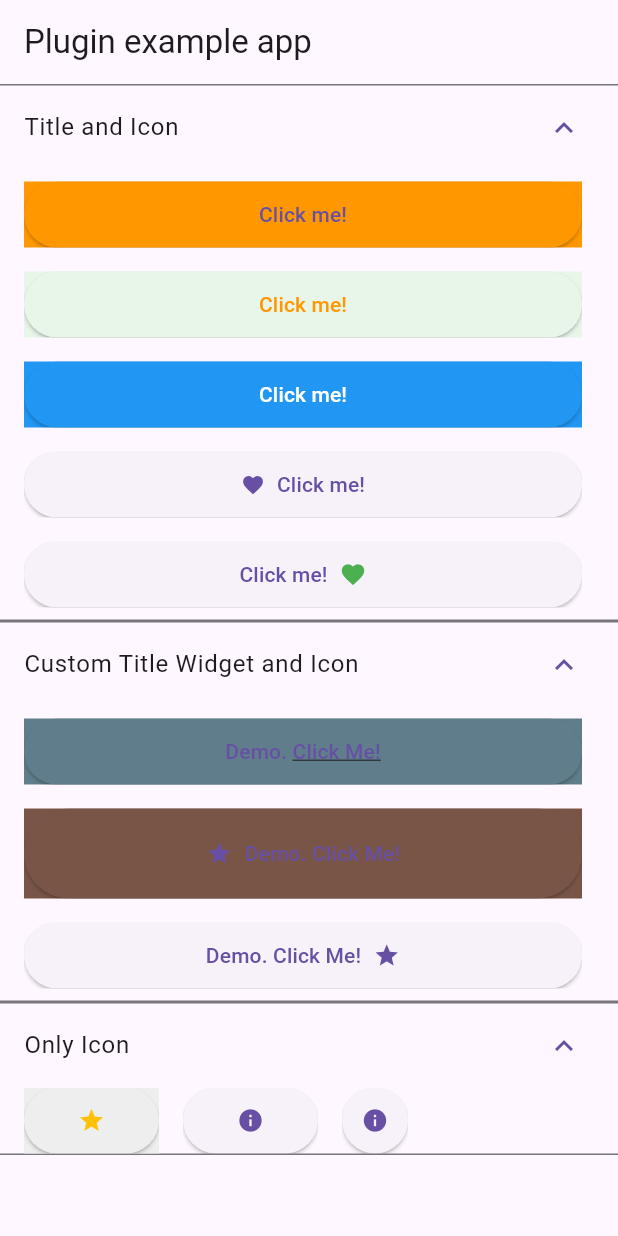
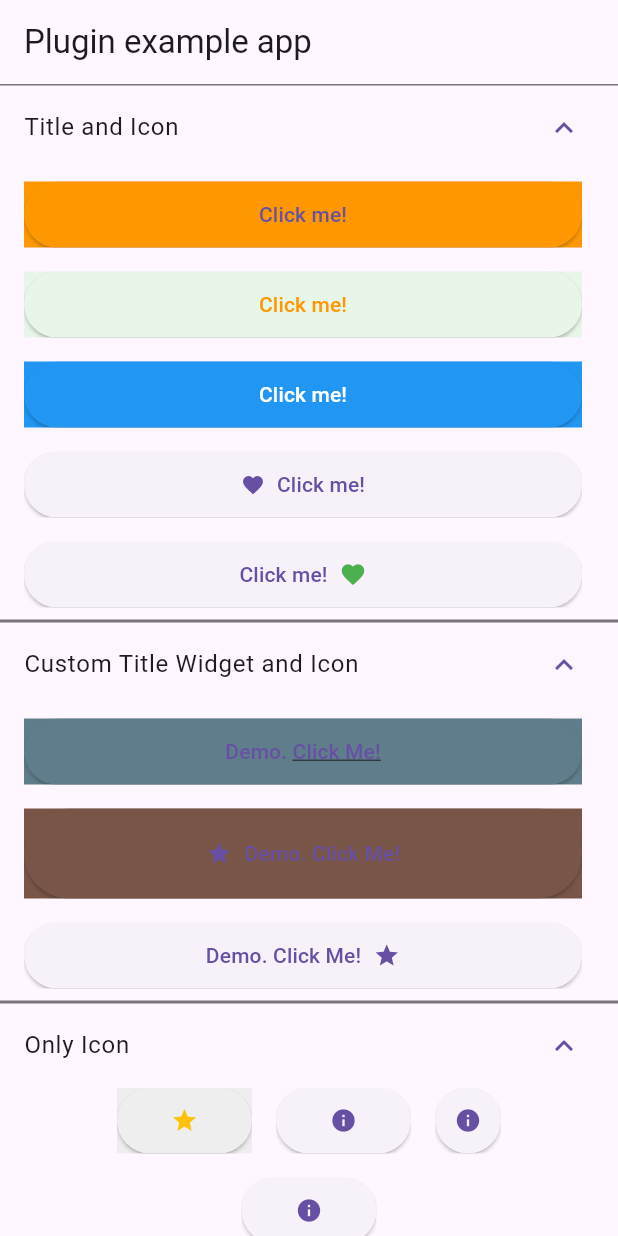
Before and after one commit to hungit36/button-custmize, a Flutter app: the screen it shows after launch, after a tap on "Title and Icon", after a tap on "Custom Title Widget and Icon", after a tap on "Only Icon", on a phone screen of 412 x 824 dp. Run offline on Flutter 3.47's test engine with Material 3 defaults, Android fonts, the phone set to English and light mode, and no system bars.

Commit message:
[imp] center of only icon

```diff
--- a/example/lib/main.dart
+++ b/example/lib/main.dart
@@ -66,6 +66,7 @@ class _MyAppState extends State<MyApp> {
                       title: "Click me!",
                       backgroundColor: Colors.blue,
                       titleTextStyle: const TextStyle(color: Colors.white),
+                      loadingColor: Colors.brown,
                       onTap: (){},
                     ),
                   ),
@@ -77,6 +78,7 @@ class _MyAppState extends State<MyApp> {
                       borderRadius: BorderRadius.circular(8),
                       icon: const Icon(Icons.favorite, size: 16,),
                       iconPosition: IconPosition.left,
+                      loadingColor: Colors.pink,
                       onTap: (){},
                     ),
                   ),
@@ -87,6 +89,7 @@ class _MyAppState extends State<MyApp> {
                       title: "Click me!",
                       icon: const Icon(Icons.favorite, color: Colors.green,),
                       iconPosition: IconPosition.right,
+                      loadingColor: Colors.cyan,
                       onTap: (){},
                     ),
                   ),
@@ -169,7 +172,10 @@ class _MyAppState extends State<MyApp> {
                 children: <Widget>[
                   Padding(
                     padding: const EdgeInsets.symmetric(horizontal: 16),
-                    child: Row(children: [
+                    child: Center(
+                      child: Row(
+                        mainAxisSize: MainAxisSize.min,
+                        children: [
                         ButtonCustomizeWidget(
                           isLoading: _isLoading,
                           backgroundColor: Colors.grey[200],
@@ -202,8 +208,24 @@ class _MyAppState extends State<MyApp> {
                       ],
                       ),
                     ),
+                  ),
+                  const SizedBox(height: 16,),
+                  Center(
+                    child: ButtonCustomizeWidget(
+                        isLoading: _isLoading,
+                        icon: const Icon(Icons.info),
+                        loadingColor: Colors.orange,
+                        iconPosition: IconPosition.center,
+                        onTap: (){
+                          setState(() {
+                            _isLoading = false;
+                          });
+                        },
+                      ),
+                  )
                 ],
               ),
+              const SizedBox(height: 32,),
             ],
           ),
         ),
--- a/lib/button_customize.dart
+++ b/lib/button_customize.dart
@@ -260,7 +260,7 @@ class _WidgetState extends State<ButtonCustomizeWidget> with SingleTickerProvide
             ),
             onPressed: widget.onTap, child: Center(
                 child: Center(
-                  child: widget.width <= widget.height * 2 ? Stack(
+                  child: widget.width <= widget.height * 2 || widget.iconPosition == IconPosition.center ? Stack(
                     children: [
                       Center(child: widget.icon!),
                       if (widget.isLoading) ... [
--- a/pubspec.yaml
+++ b/pubspec.yaml
@@ -1,6 +1,6 @@
 name: button_customize
 description: A plugin for the button and status of the button.
-version: 0.0.1
+version: 0.0.2
 homepage:
 
 environment:
```
Also changed, not shown: 1 other file. Lines whose indentation alone changed are shown as unchanged.
